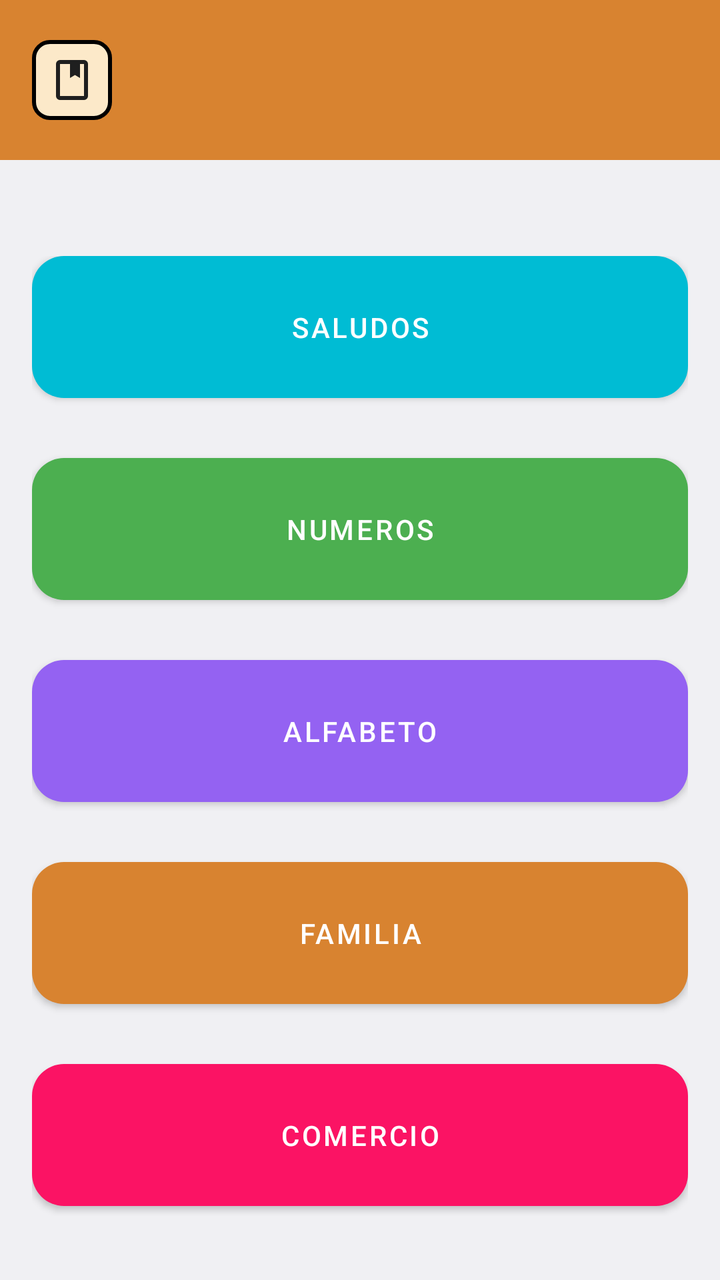
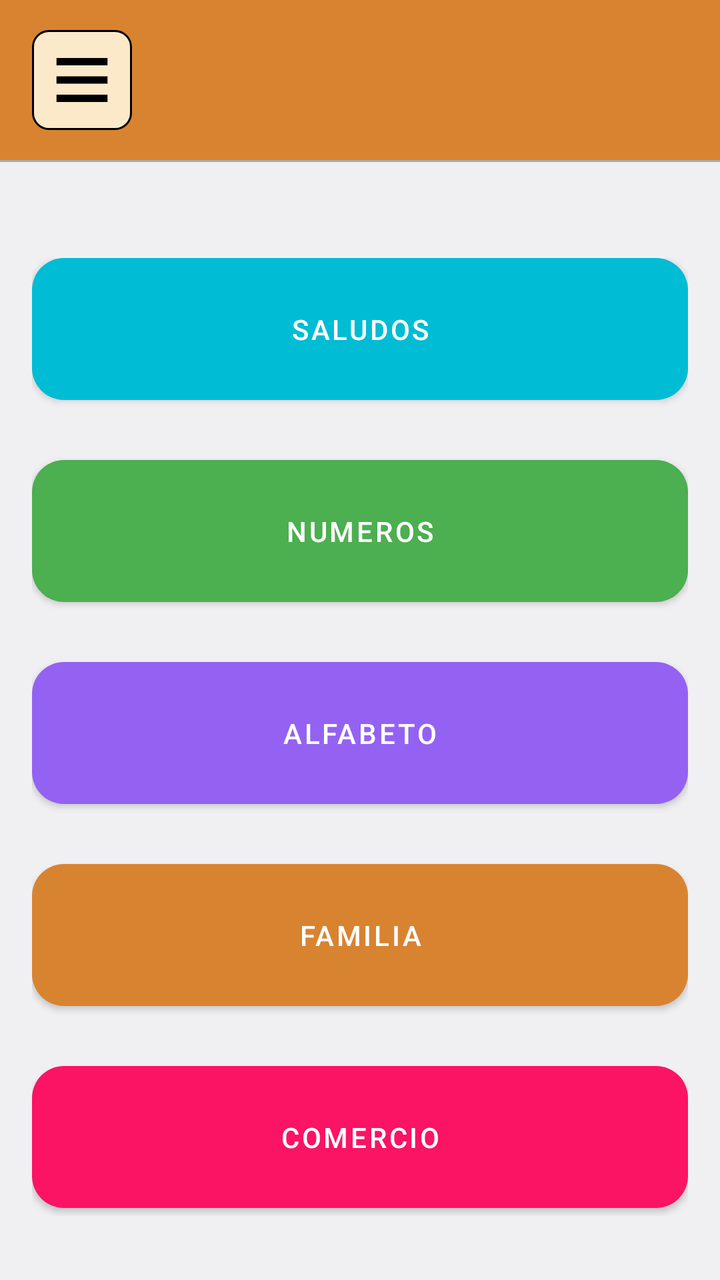

Before-and-after screenshots of an Android layout around one commit, followed by the original layout XML and the change that was made.
<!-- AndroidManifest.xml: application theme Theme.NoBarTop -->
<!-- res/layout/pantalla_menu.xml -->
<?xml version="1.0" encoding="utf-8"?>
<LinearLayout xmlns:android="http://schemas.android.com/apk/res/android"
    xmlns:tools="http://schemas.android.com/tools"
    xmlns:app="http://schemas.android.com/apk/res-auto"

    android:id="@+id/main_layout"
    android:layout_width="match_parent"
    android:layout_height="match_parent"
    android:background="@color/gray"
    android:orientation="vertical"
    tools:context=".SegundoActivity">

    
    <LinearLayout
        android:id="@+id/headerLayout"
        android:layout_width="match_parent"
        android:layout_height="80dp"
        android:orientation="horizontal"
        android:background="@color/orange"
        android:paddingStart="16dp"
        android:paddingEnd="16dp"
        android:gravity="center_vertical">

        
        <ImageButton
            android:id="@+id/iconoSuperiorDerecha"
            android:layout_width="40dp"
            android:layout_height="40dp"
            android:src="@drawable/book"
            android:contentDescription="Icono libro"
            android:padding="6dp"
            android:background="@drawable/fondeo_redondeado_dos" />

        
        <View
            android:layout_width="0dp"
            android:layout_height="match_parent"
            android:layout_weight="1" />

    </LinearLayout>

    
    <GridLayout
        android:id="@+id/gridLayout"
        android:layout_width="match_parent"
        android:layout_height="wrap_content"
        android:layout_marginTop="32dp"
        android:layout_marginBottom="16dp"
        android:columnCount="1"
        android:rowCount="7"
        android:padding="16dp">

        
        <Button
            android:id="@+id/btnSaludos"
            android:layout_width="match_parent"
            android:layout_height="wrap_content"
            android:layout_marginBottom="30dp"
            android:background="@drawable/rounded_button_azul"
            android:padding="20dp"
            android:text="Saludos"
            android:backgroundTint="@null"
            app:backgroundTint="@null" />

        
        <Button
            android:id="@+id/btnNumeros"
            android:layout_width="match_parent"
            android:layout_height="wrap_content"
            android:layout_marginBottom="30dp"
            android:background="@drawable/rounded_button_verde"
            android:padding="20dp"
            android:text="Numeros"
            android:backgroundTint="@null"
            app:backgroundTint="@null" />

        
        <Button
            android:id="@+id/btnAlfabeto"
            android:backgroundTint="@null"
            android:layout_width="match_parent"
            android:layout_height="wrap_content"
            android:layout_marginBottom="30dp"
            android:background="@drawable/rounded_button_morado"
            android:padding="20dp"
            android:text="Alfabeto"
            app:backgroundTint="@null"/>

        
        <Button
            android:id="@+id/btnFamilia"
            android:backgroundTint="@null"
            android:layout_width="match_parent"
            android:layout_height="wrap_content"
            android:layout_marginBottom="30dp"
            android:background="@drawable/rounded_button_naranja"
            android:padding="20dp"
            android:text="Familia"
            app:backgroundTint="@null"/>

        
        <Button
            android:id="@+id/btnComercio"
            android:backgroundTint="@null"
            android:layout_width="match_parent"
            android:layout_height="wrap_content"
            android:layout_marginBottom="30dp"
            android:background="@drawable/rounded_button_rojo"
            android:padding="20dp"
            android:text="Comercio"
            app:backgroundTint="@null"/>

        
        <Button
            android:id="@+id/btnAnimales"
            android:backgroundTint="@null"
            android:layout_width="match_parent"
            android:layout_height="wrap_content"
            android:layout_marginBottom="30dp"
            android:background="@drawable/rounded_button_verde"
            android:padding="20dp"
            android:text="Animales"
            app:backgroundTint="@null"/>

        
        <Button
            android:id="@+id/btnCostumbres"
            android:backgroundTint="@null"
            android:layout_width="match_parent"
            android:layout_height="wrap_content"
            android:background="@drawable/rounded_button_morado"
            android:padding="20dp"
            android:text="Colores"
            app:backgroundTint="@null"/>
    </GridLayout>
</LinearLayout>
<!-- resources referenced by this layout -->
<resources>
  <color name="gray">#F0F0F3</color>
  <color name="orange">#d88330</color>
  <!-- drawable book (drawable) -->
  <vector xmlns:android="http://schemas.android.com/apk/res/android"
      android:width="24dp"
      android:height="24dp"
      android:viewportWidth="960"
      android:viewportHeight="960">
    <path
        android:pathData="M240,880q-33,0 -56.5,-23.5T160,800v-640q0,-33 23.5,-56.5T240,80h480q33,0 56.5,23.5T800,160v640q0,33 -23.5,56.5T720,880L240,880ZM240,800h480v-640h-80v280l-100,-60 -100,60v-280L240,160v640ZM240,800v-640,640ZM440,440 L540,380 640,440 540,380 440,440Z"
        android:fillColor="#1f1f1f"/>
  </vector>
  <!-- drawable fondeo_redondeado_dos (drawable) -->
  <?xml version="1.0" encoding="utf-8"?>
  <shape xmlns:android="http://schemas.android.com/apk/res/android"
      android:shape="rectangle">
  
      <solid android:color="@color/yellow" />  
  
      <corners android:radius="8dp" />  
  
      <stroke
          android:width="2dp"
          android:color="@color/black" />     
  
  </shape>
  <!-- drawable rounded_button_azul (drawable) -->
  <shape xmlns:android="http://schemas.android.com/apk/res/android"
      android:shape="rectangle">
  
      <solid android:color="#FF00BCD4" />
  
      <corners android:radius="16dp"/>
  </shape>
  <!-- drawable rounded_button_morado (drawable) -->
  <?xml version="1.0" encoding="utf-8"?>
  <shape xmlns:android="http://schemas.android.com/apk/res/android"
      android:shape="rectangle">
  
      
      
      <solid android:color="@color/morado" />
      
      <corners android:radius="16dp" />
  </shape>
  <!-- drawable rounded_button_naranja (drawable) -->
  <shape xmlns:android="http://schemas.android.com/apk/res/android"
      android:shape="rectangle">
  
      
      <solid android:color="#d88330"/>  
  
      
      <corners android:radius="16dp"/>
  </shape>
  <!-- drawable rounded_button_rojo (drawable) -->
  <shape xmlns:android="http://schemas.android.com/apk/res/android"
      android:shape="rectangle">
  
      
      <solid android:color="#FB1364"/>  
  
      
      <corners android:radius="16dp"/>
  </shape>
  <!-- drawable rounded_button_verde (drawable) -->
  <shape xmlns:android="http://schemas.android.com/apk/res/android"
      android:shape="rectangle">
  
      
      <solid android:color="#4CAF50"/>  
  
      
      <corners android:radius="16dp"/>
  </shape>
  <style name="Theme.NoBarTop" parent="Theme.MaterialComponents.DayNight.NoActionBar">
          
          <item name="colorPrimary">@color/purple_500</item>
          <item name="colorPrimaryVariant">@color/purple_700</item>
          <item name="colorOnPrimary">@color/white</item>
          
          <item name="colorSecondary">@color/teal_200</item>
          <item name="colorSecondaryVariant">@color/teal_700</item>
          <item name="colorOnSecondary">@color/black</item>
          
          <item name="android:statusBarColor">@color/white</item>
          
      </style>
  <color name="yellow">#FCE9C9</color>
  <color name="black">#FF000000</color>
  <color name="morado">#9462F2</color>
  <color name="purple_500">#FF6200EE</color>
  <color name="purple_700">#FF3700B3</color>
  <color name="white">#FFFFFFFF</color>
  <color name="teal_200">#FF03DAC5</color>
  <color name="teal_700">#FF018786</color>
</resources>

<!-- the commit's change to res/layout/pantalla_menu.xml (unified diff, before → after) -->
@@ -8,7 +8,7 @@
     android:layout_height="match_parent"
     android:background="@color/gray"
     android:orientation="vertical"
-    tools:context=".SegundoActivity">
+    tools:context=".SegundoActivityDrawer">
 
     
     <LinearLayout
@@ -19,17 +19,21 @@
         android:background="@color/orange"
         android:paddingStart="16dp"
         android:paddingEnd="16dp"
-        android:gravity="center_vertical">
+        android:gravity="center_vertical"
+        app:layout_constraintTop_toTopOf="parent"
+        app:layout_constraintStart_toStartOf="parent"
+        app:layout_constraintEnd_toEndOf="parent">
 
         
         <ImageButton
             android:id="@+id/iconoSuperiorDerecha"
-            android:layout_width="40dp"
-            android:layout_height="40dp"
-            android:src="@drawable/book"
-            android:contentDescription="Icono libro"
+            android:layout_width="50dp"
+            android:layout_height="50dp"
+            android:src="@drawable/menu_barra"
+            android:contentDescription="Icono menú"
             android:padding="6dp"
-            android:background="@drawable/fondeo_redondeado_dos" />
+            android:background="@drawable/fondeo_redondeado_dos"
+            />
 
         
         <View
@@ -38,6 +42,14 @@
             android:layout_weight="1" />
 
     </LinearLayout>
+    <View
+        android:layout_width="match_parent"
+        android:layout_height="1dp"
+        android:background="@android:color/darker_gray"
+        app:layout_constraintTop_toBottomOf="@id/headerLayout"
+        app:layout_constraintStart_toStartOf="parent"
+        app:layout_constraintEnd_toEndOf="parent"/>
+
 
     
     <GridLayout
<!-- resource entries referenced after the edit -->
@@ -2,16 +2,6 @@
 <resources>
   <color name="gray">#F0F0F3</color>
   <color name="orange">#d88330</color>
-  <!-- drawable book (drawable) -->
-  <vector xmlns:android="http://schemas.android.com/apk/res/android"
-      android:width="24dp"
-      android:height="24dp"
-      android:viewportWidth="960"
-      android:viewportHeight="960">
-    <path
-        android:pathData="M240,880q-33,0 -56.5,-23.5T160,800v-640q0,-33 23.5,-56.5T240,80h480q33,0 56.5,23.5T800,160v640q0,33 -23.5,56.5T720,880L240,880ZM240,800h480v-640h-80v280l-100,-60 -100,60v-280L240,160v640ZM240,800v-640,640ZM440,440 L540,380 640,440 540,380 440,440Z"
-        android:fillColor="#1f1f1f"/>
-  </vector>
   <!-- drawable fondeo_redondeado_dos (drawable) -->
   <?xml version="1.0" encoding="utf-8"?>
   <shape xmlns:android="http://schemas.android.com/apk/res/android"
@@ -22,10 +12,20 @@
       <corners android:radius="8dp" />  
   
       <stroke
-          android:width="2dp"
+          android:width="1dp"
           android:color="@color/black" />     
   
   </shape>
+  <!-- drawable menu_barra (drawable) -->
+  <vector xmlns:android="http://schemas.android.com/apk/res/android"
+      android:width="34dp"
+      android:height="44dp"
+      android:viewportWidth="960"
+      android:viewportHeight="960">
+    <path
+        android:pathData="M120,720v-80h720v80L120,720ZM120,520v-80h720v80L120,520ZM120,320v-80h720v80L120,320Z"
+        android:fillColor="#000000"/>
+  </vector>
   <!-- drawable rounded_button_azul (drawable) -->
   <shape xmlns:android="http://schemas.android.com/apk/res/android"
       android:shape="rectangle">
